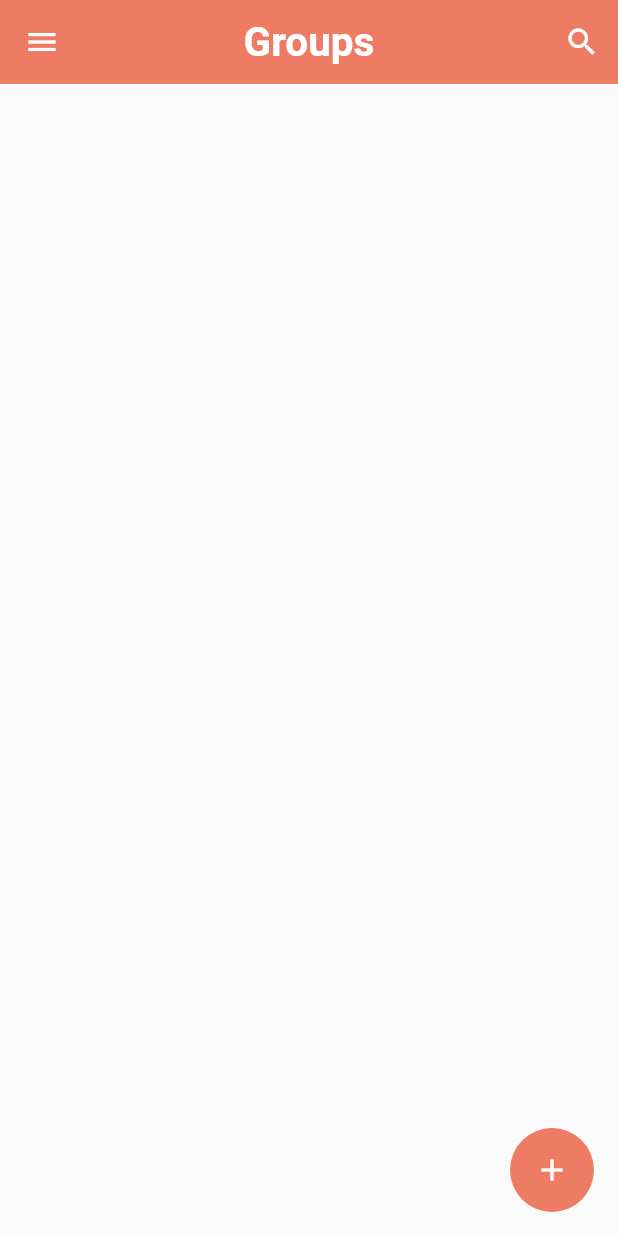
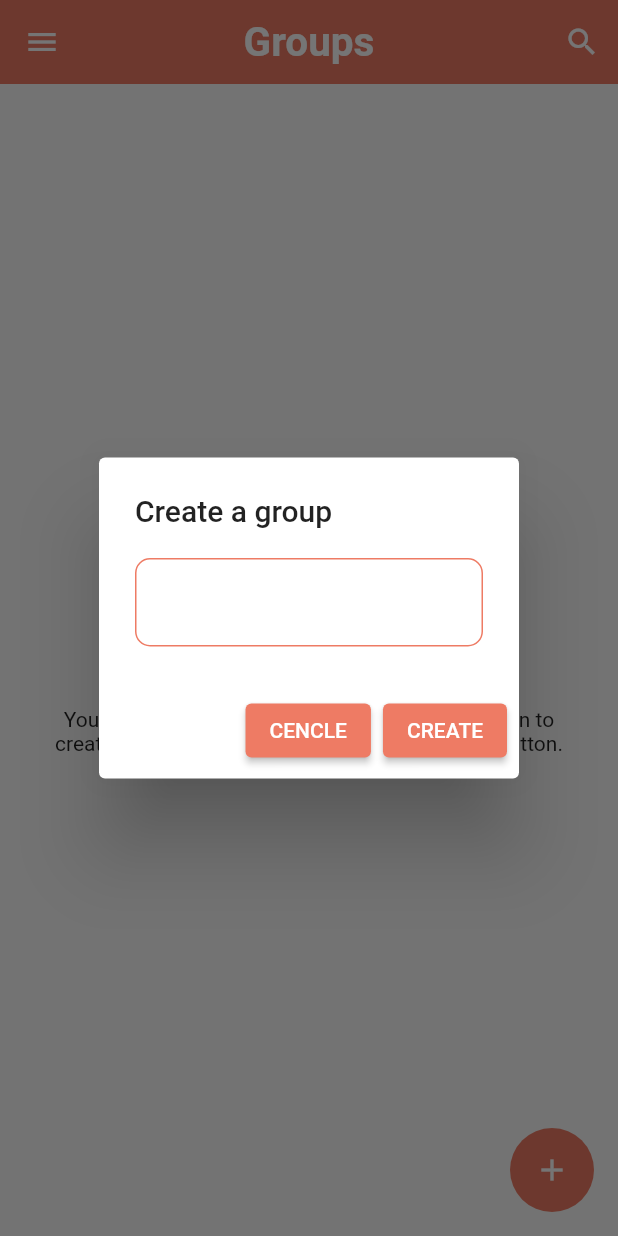
Before and after one commit to kfkayum/group_chat_apk, a Flutter app: the HomePage screen opened directly, after a tap on the "add" icon, on a phone screen of 412 x 824 dp. Run offline on Flutter 3.47's test engine with Material 2 defaults, Android fonts, the phone set to English and light mode, and no system bars; our stand-ins replace cloud_firestore, firebase_auth, firebase_core, shared_preferences; missing offline and left inert: dart:ffi; accounts and stored records are empty.

Commit message:
add some pages

```diff
--- a/lib/pages/home_page.dart
+++ b/lib/pages/home_page.dart
@@ -1,9 +1,11 @@
+import 'package:firebase_auth/firebase_auth.dart';
 import 'package:flutter/material.dart';
 import 'package:group_chat/helper/helper_function.dart';
 import 'package:group_chat/pages/auth/login_page.dart';
 import 'package:group_chat/pages/profile_page.dart';
 import 'package:group_chat/pages/search_page.dart';
 import 'package:group_chat/service/auth_service.dart';
+import 'package:group_chat/service/detabase_service.dart';
 import 'package:group_chat/widgets/widgets.dart';
 
 class HomePage extends StatefulWidget {
@@ -16,8 +18,11 @@ class HomePage extends StatefulWidget {
 class _HomePageState extends State<HomePage> {
   String userName = "";
   String email = "";
+  AuthService authService = AuthService();
+  Stream? groups;
+  bool _isloading = false;
+  String groupName = "";
 
-  AuthService authService = AuthService();
   @override
   void initState() {
     super.initState();
@@ -33,6 +38,15 @@ class _HomePageState extends State<HomePage> {
     await HelperFunctions.getUserNameFormSF().then((value) {
       setState(() {
         userName = value!;
+      });
+    });
+
+// getting the list of snapshots in our stream
+    await DatabaseService(uid: FirebaseAuth.instance.currentUser!.uid)
+        .getuserGroups()
+        .then((snapshot) {
+      setState(() {
+        groups = snapshot;
       });
     });
   }
@@ -183,7 +197,126 @@ class _HomePageState extends State<HomePage> {
     );
   }
 
-  popUpDialog(BuildContext context) {}
+  popUpDialog(BuildContext context) {
+    showDialog(
+        barrierDismissible: false,
+        context: context,
+        builder: (context) {
+          return AlertDialog(
+            title: const Text(
+              'Create a group',
+              textAlign: TextAlign.start,
+            ),
+            content: Column(
+              mainAxisSize: MainAxisSize.min,
+              children: [
+                _isloading == true
+                    ? Center(
+                        child: CircularProgressIndicator(
+                        color: Theme.of(context).primaryColor,
+                      ))
+                    : TextField(
+                        onChanged: (value) {
+                          groupName = value;
+                        },
+                        style: const TextStyle(color: Colors.black),
+                        decoration: InputDecoration(
+                          enabledBorder: OutlineInputBorder(
+                            borderSide: BorderSide(
+                              color: Theme.of(context).primaryColor,
+                            ),
+                            borderRadius: BorderRadius.circular(10),
+                          ),
+                          errorBorder: OutlineInputBorder(
+                            borderSide: const BorderSide(
+                              color: Colors.red,
+                            ),
+                            borderRadius: BorderRadius.circular(10),
+                          ),
+                          focusedBorder: OutlineInputBorder(
+                            borderSide: BorderSide(
+                              color: Theme.of(context).primaryColor,
+                            ),
+                            borderRadius: BorderRadius.circular(10),
+                          ),
+                        ),
+                      ),
+              ],
+            ),
+            actions: [
+              ElevatedButton(
+                style: ElevatedButton.styleFrom(
+                  primary: Theme.of(context).primaryColor,
+                ),
+                onPressed: () {
+                  Navigator.of(context).pop();
+                },
+                child: Text('CENCLE'),
+              ),
+              ElevatedButton(
+                style: ElevatedButton.styleFrom(
+                  primary: Theme.of(context).primaryColor,
+                ),
+                onPressed: () {},
+                child: Text('CREATE'),
+              ),
+            ],
+          );
+        });
+  }
 
-  groupList() {}
+  groupList() {
+    return StreamBuilder(
+      stream: groups,
+      builder: (context, AsyncSnapshot snapshot) {
+        // make some checks
+        if (snapshot.hasData) {
+          if (snapshot.data['groups'] != null) {
+            if (snapshot.data['groups'].length != 0) {
+              return Text('Hello');
+            } else {
+              return noGroupWidge();
+            }
+          } else {
+            return noGroupWidge();
+          }
+        } else {
+          return Center(
+            child: CircularProgressIndicator(
+              color: Theme.of(context).primaryColor,
+            ),
+          );
+        }
+      },
+    );
+  }
+
+  noGroupWidge() {
+    return Container(
+      child: Padding(
+        padding: const EdgeInsets.symmetric(horizontal: 25),
+        child: Column(
+          mainAxisAlignment: MainAxisAlignment.center,
+          crossAxisAlignment: CrossAxisAlignment.center,
+          children: [
+            GestureDetector(
+              onTap: () {
+                popUpDialog(context);
+              },
+              child: Icon(
+                Icons.add_circle,
+                color: Colors.grey[700],
+                size: 75,
+              ),
+            ),
+            const SizedBox(height: 20),
+            const Text(
+              'You have not joines any group, tap on the add icon to create a group or also search form top search boutton.',
+              textAlign: TextAlign.center,
+            ),
+          ],
+        ),
+      ),
+    );
+  }
 }
--- a/lib/service/detabase_service.dart
+++ b/lib/service/detabase_service.dart
@@ -24,10 +24,14 @@ class DatabaseService {
   }
 
   // getting user data
-
   Future gettingUserData(String email) async {
     QuerySnapshot snapshot =
         await userCollection.where("email", isEqualTo: email).get();
     return snapshot;
   }
+
+//get user groups
+  getuserGroups() async {
+    return userCollection.doc(uid).snapshots();
+  }
 }
```
